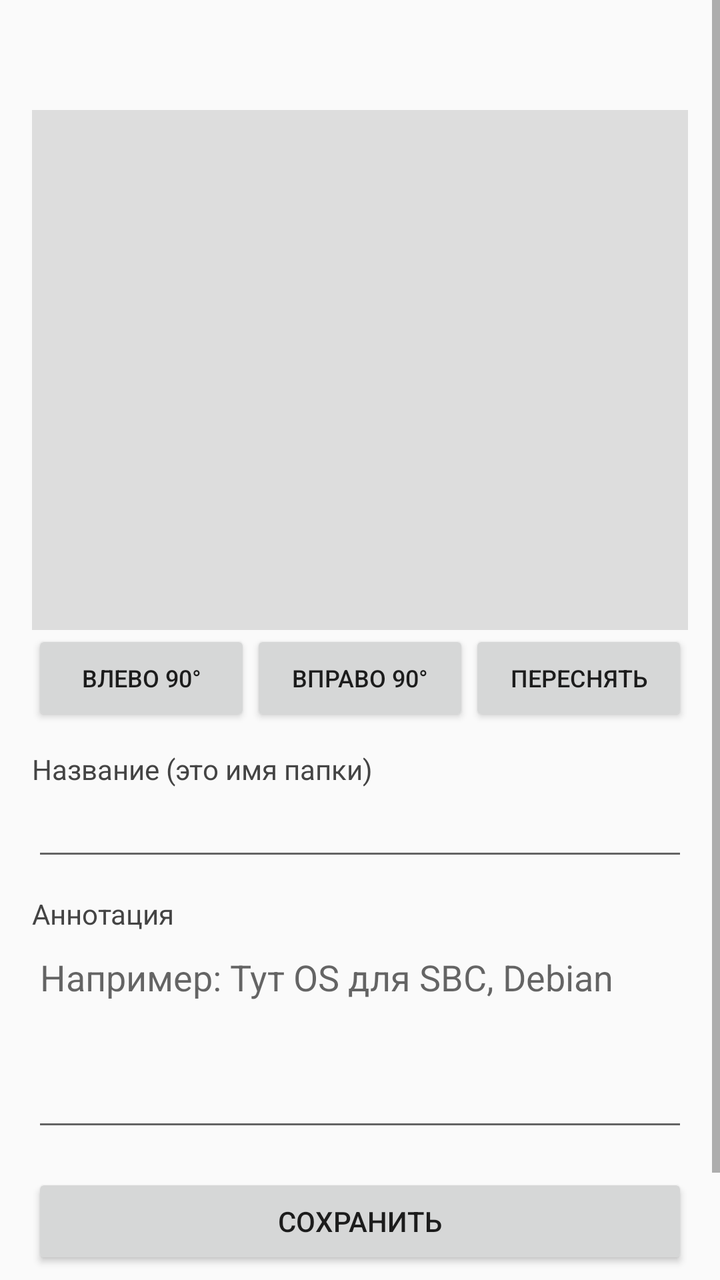
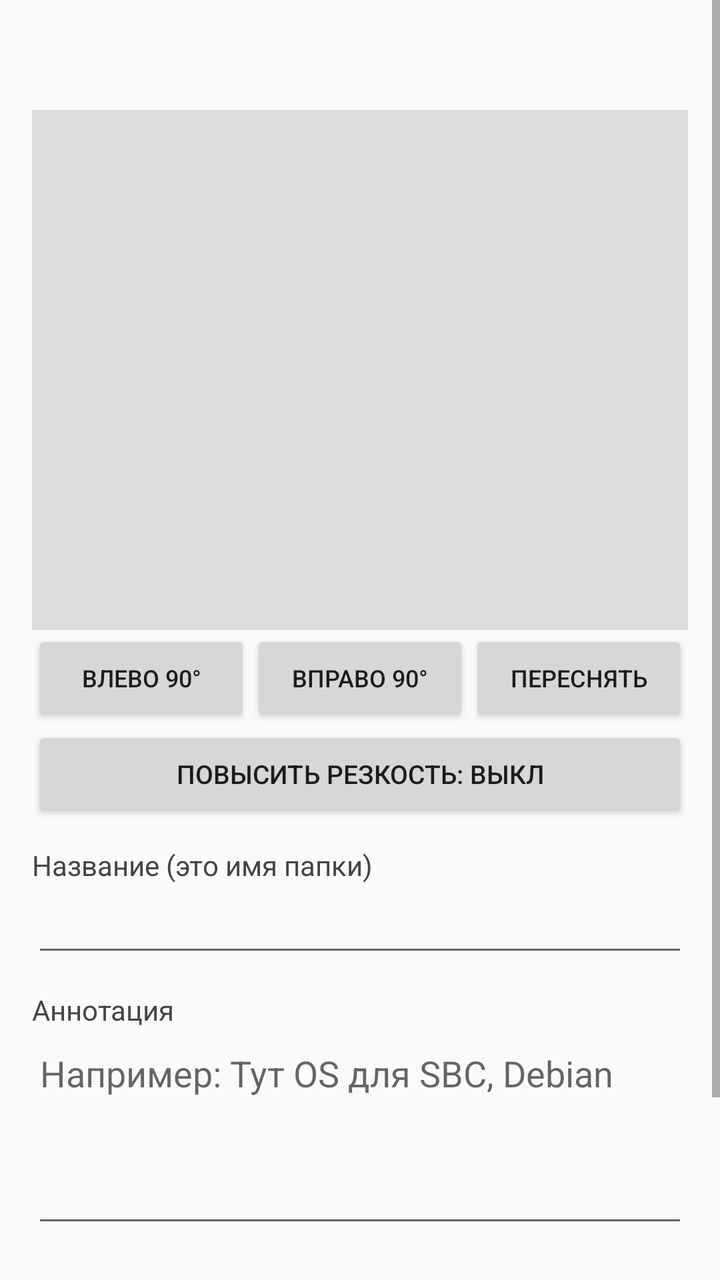

Screens rendered from an Android XML layout before and after an edit, with the pre-edit source and the edit as a unified diff.
<!-- AndroidManifest.xml: application theme AppTheme -->
<!-- res/layout/activity_edit.xml -->
<?xml version="1.0" encoding="utf-8"?>
<ScrollView xmlns:android="http://schemas.android.com/apk/res/android"
    android:layout_width="match_parent"
    android:layout_height="match_parent"
    android:background="#FAFAFA">

    <LinearLayout
        android:layout_width="match_parent"
        android:layout_height="wrap_content"
        android:orientation="vertical"
        android:padding="16dp">

        <TextView
            android:id="@+id/title"
            android:layout_width="match_parent"
            android:layout_height="wrap_content"
            android:textColor="#111111"
            android:textSize="20sp"
            android:textStyle="bold" />

        <ImageView
            android:id="@+id/photo"
            android:layout_width="match_parent"
            android:layout_height="260dp"
            android:layout_marginTop="12dp"
            android:background="#DDDDDD"
            android:scaleType="fitCenter" />

        <LinearLayout
            android:layout_width="match_parent"
            android:layout_height="wrap_content"
            android:orientation="horizontal">

            <Button
                android:id="@+id/btnRotL"
                android:layout_width="0dp"
                android:layout_height="wrap_content"
                android:layout_weight="1"
                android:text="Влево 90°"
                android:textSize="12sp" />

            <Button
                android:id="@+id/btnRotR"
                android:layout_width="0dp"
                android:layout_height="wrap_content"
                android:layout_weight="1"
                android:text="Вправо 90°"
                android:textSize="12sp" />

            <Button
                android:id="@+id/btnRetake"
                android:layout_width="0dp"
                android:layout_height="wrap_content"
                android:layout_weight="1"
                android:text="Переснять"
                android:textSize="12sp" />
        </LinearLayout>

        <TextView
            android:layout_width="wrap_content"
            android:layout_height="wrap_content"
            android:layout_marginTop="12dp"
            android:text="Название (это имя папки)"
            android:textColor="#444444" />

        <EditText
            android:id="@+id/nameEt"
            android:layout_width="match_parent"
            android:layout_height="wrap_content"
            android:inputType="text"
            android:maxLines="1" />

        <TextView
            android:layout_width="wrap_content"
            android:layout_height="wrap_content"
            android:layout_marginTop="12dp"
            android:text="Аннотация"
            android:textColor="#444444" />

        <EditText
            android:id="@+id/noteEt"
            android:layout_width="match_parent"
            android:layout_height="wrap_content"
            android:gravity="top"
            android:hint="Например: Тут OS для SBC, Debian"
            android:inputType="textMultiLine|textCapSentences"
            android:minLines="4" />

        <Button
            android:id="@+id/btnSave"
            android:layout_width="match_parent"
            android:layout_height="wrap_content"
            android:layout_marginTop="16dp"
            android:text="Сохранить" />

        <Button
            android:id="@+id/btnDelete"
            android:layout_width="match_parent"
            android:layout_height="wrap_content"
            android:text="Удалить"
            android:textColor="#C62828" />
    </LinearLayout>
</ScrollView>
<!-- resources referenced by this layout -->
<resources>
  <style name="AppTheme" parent="Theme.AppCompat.Light.NoActionBar">
          <item name="colorPrimary">#1565C0</item>
          <item name="colorPrimaryDark">#0D47A1</item>
          <item name="colorAccent">#1565C0</item>
          <item name="android:statusBarColor">#0D47A1</item>
      </style>
</resources>

<!-- the commit's change to res/layout/activity_edit.xml (unified diff, before → after) -->
@@ -56,6 +56,13 @@
                 android:textSize="12sp" />
         </LinearLayout>
 
+        <Button
+            android:id="@+id/btnSharpen"
+            android:layout_width="match_parent"
+            android:layout_height="wrap_content"
+            android:text="Повысить резкость: выкл"
+            android:textSize="13sp" />
+
         <TextView
             android:layout_width="wrap_content"
             android:layout_height="wrap_content"
